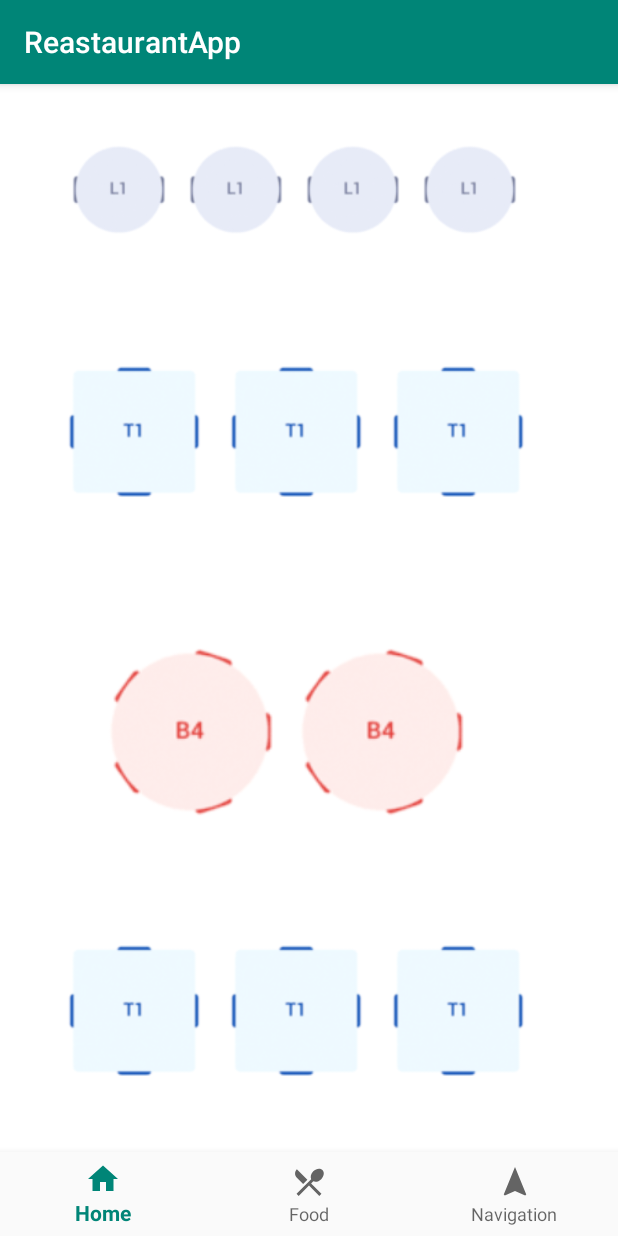
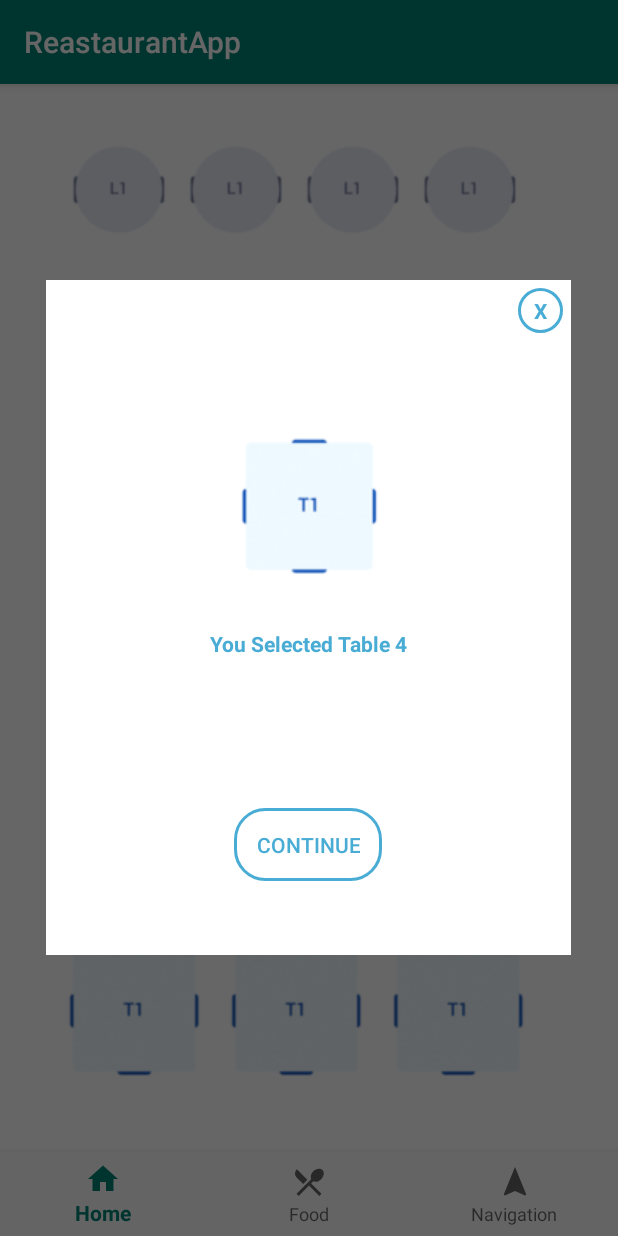
Before and after one commit to Akerdany/ReastaurantApp, an Android app: the GR screen opened directly, with no data from a screen before it, after a tap on an icon or button, on a phone screen of 412 x 824 dp. Run offline under Robolectric (Android 15) with nearby library versions, the phone set to English and light mode, and no system bars.

Commit message:
Pop menu done

```diff
--- a/app/src/main/java/com/example/reastaurantapp/HomePageActivity.java
+++ b/app/src/main/java/com/example/reastaurantapp/HomePageActivity.java
@@ -1,13 +1,22 @@
 package com.example.reastaurantapp;
 
+import androidx.annotation.RequiresApi;
 import androidx.appcompat.app.AppCompatActivity;
 import androidx.fragment.app.FragmentActivity;
 
+import android.app.Dialog;
+import android.graphics.Color;
+import android.graphics.drawable.ColorDrawable;
+import android.os.Build;
 import android.os.Bundle;
+import android.view.View;
+import android.widget.Button;
 import android.widget.FrameLayout;
+import android.widget.TextView;
 
-public class HomePageActivity extends AppCompatActivity {
+public class HomePageActivity extends AppCompatActivity{
 
+    Dialog myDialog;
     @Override
     protected void onCreate(Bundle savedInstanceState) {
         super.onCreate(savedInstanceState);
@@ -19,4 +28,25 @@ public class HomePageActivity extends AppCompatActivity {
 
         getSupportFragmentManager().beginTransaction().replace(R.id.homepage_fragement, gr).commit();
     }
+
+    @RequiresApi(api = Build.VERSION_CODES.LOLLIPOP)
+    public void ShowPopup(View v)
+    {
+        myDialog = new Dialog(this);
+        myDialog.create();
+        TextView txtclose;
+        Button btnFollow;
+        myDialog.setContentView(R.layout.activity_popupmenu);
+        txtclose = (TextView) myDialog.findViewById(R.id.txtclose);
+        txtclose.setText("X");
+        btnFollow = (Button) myDialog.findViewById(R.id.btnfollow);
+        txtclose.setOnClickListener(new View.OnClickListener() {
+            @Override
+            public void onClick(View v) {
+                myDialog.dismiss();
+            }
+        });
+        myDialog.getWindow().setBackgroundDrawable(new ColorDrawable(Color.TRANSPARENT));
+        myDialog.show();
+    }
 }
--- /dev/null
+++ b/app/src/main/res/layout/activity_popupmenu.xml
@@ -0,0 +1,59 @@
+<?xml version="1.0" encoding="utf-8"?>
+<LinearLayout
+    xmlns:android="http://schemas.android.com/apk/res/android"
+    xmlns:app="http://schemas.android.com/apk/res-auto"
+    xmlns:tools="http://schemas.android.com/tools"
+    android:layout_width="350dp"
+    android:layout_height="450dp"
+    tools:context=".popupmenu"
+    android:background="#fff"
+    android:padding="5dp"
+    android:layout_gravity="center"
+    android:orientation="vertical">
+
+    <TextView
+        android:id="@+id/txtclose"
+        android:layout_width="30dp"
+        android:layout_height="30dp"
+        android:text="X"
+        android:textColor="@color/blueLight"
+        android:textStyle="bold"
+        android:layout_gravity="end"
+        android:layout_marginLeft="310dp"
+        android:gravity="center"
+        android:background="@drawable/oval"></TextView>
+
+    <LinearLayout
+        android:layout_width="match_parent"
+        android:layout_height="wrap_content"
+        android:orientation="vertical"
+        android:layout_marginTop="50dp">
+
+        <ImageView
+            android:layout_width="wrap_content"
+            android:layout_height="wrap_content"
+            android:src="@drawable/table4"
+            android:layout_gravity="center"
+            android:layout_marginTop="15dp"/>
+
+        <TextView
+            android:layout_width="wrap_content"
+            android:layout_height="wrap_content"
+            android:textStyle="bold"
+            android:text="You Selected Table 4"
+            android:textColor="@color/blueLight"
+            android:layout_gravity="center_horizontal"
+            android:layout_marginTop="30dp"></TextView>
+    </LinearLayout>
+
+    <Button
+        android:id="@+id/btnfollow"
+        android:layout_width="wrap_content"
+        android:layout_height="wrap_content"
+        android:text="Continue"
+        android:layout_marginTop="100dp"
+        android:layout_gravity="center_horizontal"
+        android:background="@drawable/buttonstyle"
+        android:textColor="@color/blueLight"/>
+
+</LinearLayout>
```
Also changed, not shown: app/src/main/java/com/example/reastaurantapp/GR.java (+2 -19 lines), app/src/main/java/com/example/reastaurantapp/popupmenu.java (added, +14 -0 lines), app/src/main/java/com/example/reastaurantapp/popupmenufrag.java (deleted, +0 -21 lines), app/src/main/res/layout/fragment_popupmenufrag.xml (deleted, +0 -66 lines).
